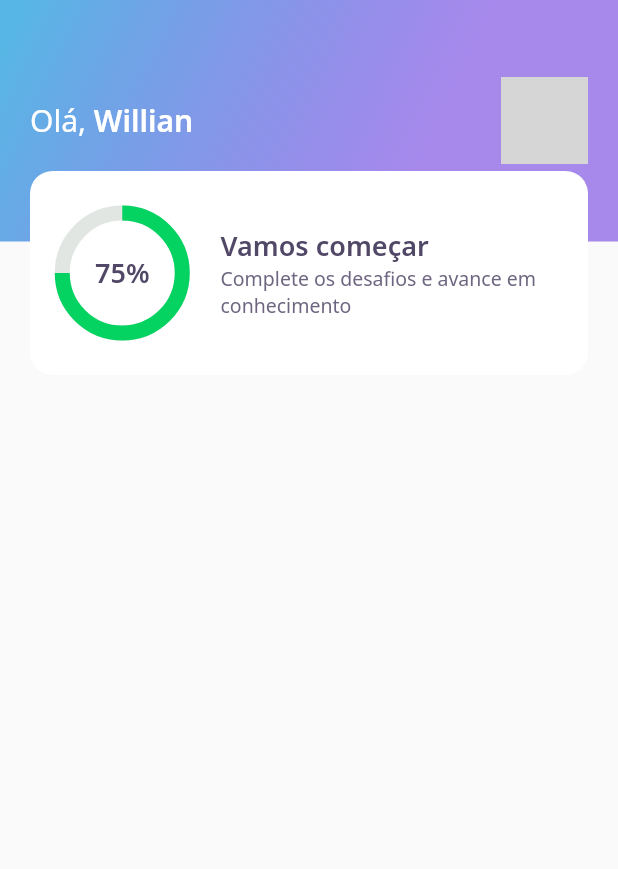
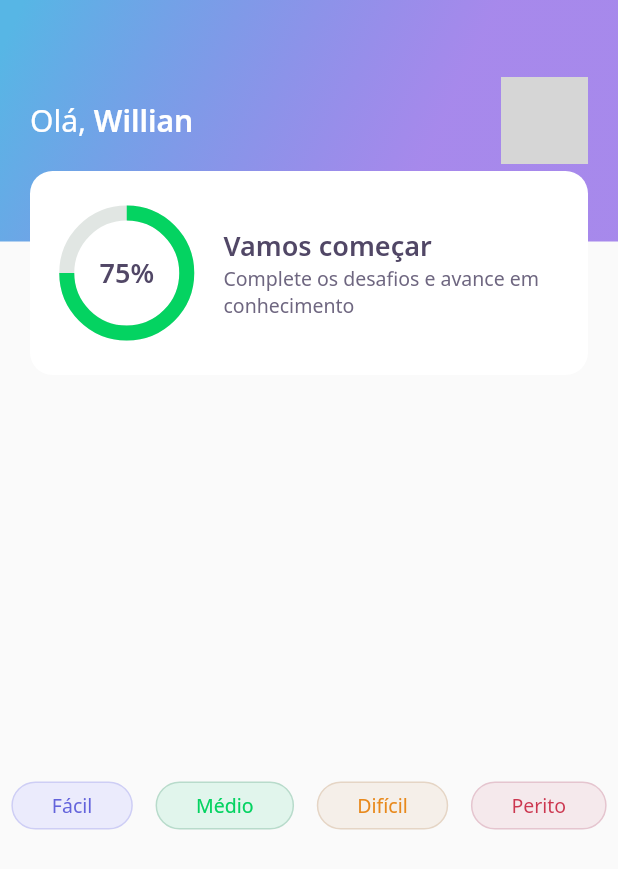
Before and after one commit to AnalogicAllergy/nlw5, a Flutter app: the screen it shows after launch, on a phone screen of 412 x 824 dp. Shown: the top 869 px of the screen. Run offline on Flutter 3.47's test engine with Material 2 defaults, Android fonts, the phone set to English and light mode, and no system bars; our stand-ins replace google_fonts; network calls fail; grey boxes are pictures that could not be loaded.

Commit message:
make buttons render colors based in the label passed via parameter

```diff
--- a/lib/home/home_page.dart
+++ b/lib/home/home_page.dart
@@ -1,4 +1,5 @@
-import 'package:devquiz/widgets/widgets.dart';
+import 'package:devquiz/home/widgets/level_button/level_button_widget.dart';
+import 'package:devquiz/home/widgets/widgets.dart';
 import 'package:flutter/material.dart';
 
 class HomePage extends StatefulWidget {
@@ -9,6 +10,26 @@ class HomePage extends StatefulWidget {
 class _HomePageState extends State<HomePage> {
   @override
   Widget build(BuildContext context) {
-    return Scaffold(appBar: AppBarWidget());
+    return Scaffold(
+      appBar: AppBarWidget(),
+      body: Center(
+          child: Row(
+        mainAxisAlignment: MainAxisAlignment.spaceAround,
+        children: [
+          LevelButtonWidget(
+            label: "Fácil",
+          ),
+          LevelButtonWidget(
+            label: "Médio",
+          ),
+          LevelButtonWidget(
+            label: "Difícil",
+          ),
+          LevelButtonWidget(
+            label: "Perito",
+          ),
+        ],
+      )),
+    );
   }
 }
--- a/lib/widgets/app_bar/app_bar.dart
+++ b/lib/home/widgets/app_bar/app_bar.dart
@@ -1,5 +1,5 @@
 import 'package:devquiz/core/core.dart';
-import 'package:devquiz/widgets/widgets.dart';
+import 'package:devquiz/home/widgets/widgets.dart';
 import 'package:flutter/material.dart';
 import 'package:flutter/widgets.dart';
 
--- /dev/null
+++ b/lib/home/widgets/level_button/level_button_widget.dart
@@ -0,0 +1,53 @@
+import 'package:devquiz/core/core.dart';
+import 'package:flutter/material.dart';
+import 'package:google_fonts/google_fonts.dart';
+
+class LevelButtonWidget extends StatelessWidget {
+  final String? label;
+
+  LevelButtonWidget({Key? key, @required this.label})
+      : assert(["Fácil", "Médio", "Difícil", "Perito"].contains(label)),
+        super(key: key);
+
+  final config = {
+    "Fácil": {
+      "color": AppColors.levelButtonFacil,
+      "borderColor": AppColors.levelButtonBorderFacil,
+      "fontColor": AppColors.levelButtonTextFacil,
+    },
+    "Médio": {
+      "color": AppColors.levelButtonMedio,
+      "borderColor": AppColors.levelButtonBorderMedio,
+      "fontColor": AppColors.levelButtonTextMedio,
+    },
+    "Difícil": {
+      "color": AppColors.levelButtonDificil,
+      "borderColor": AppColors.levelButtonBorderDificil,
+      "fontColor": AppColors.levelButtonTextDificil,
+    },
+    "Perito": {
+      "color": AppColors.levelButtonPerito,
+      "borderColor": AppColors.levelButtonBorderPerito,
+      "fontColor": AppColors.levelButtonTextPerito,
+    },
+  };
+  Color get color => config[label]!["color"]!;
+  Color get borderColor => config[label]!["borderColor"]!;
+  Color get fontColor => config[label]!["fontColor"]!;
+
+  @override
+  Widget build(BuildContext context) {
+    return Container(
+        child: Padding(
+          padding: EdgeInsets.symmetric(horizontal: 26, vertical: 6),
+          child: Text(
+            label!,
+            style: GoogleFonts.notoSans(color: fontColor, fontSize: 13),
+          ),
+        ),
+        decoration: BoxDecoration(
+            color: color,
+            border: Border.fromBorderSide(BorderSide(color: borderColor)),
+            borderRadius: BorderRadius.circular(28)));
+  }
+}
--- a/lib/widgets/score_card/score_card.dart
+++ b/lib/home/widgets/score_card/score_card.dart
@@ -1,6 +1,7 @@
 import 'package:devquiz/core/core.dart';
-import 'package:devquiz/widgets/widgets.dart';
 import 'package:flutter/material.dart';
+
+import '../widgets.dart';
 
 class ScoreCard extends StatefulWidget {
   @override
@@ -17,7 +18,7 @@ class _ScoreCardState extends State<ScoreCard> {
           decoration: BoxDecoration(
               color: AppColors.white, borderRadius: BorderRadius.circular(15)),
           child: Padding(
-            padding: EdgeInsets.symmetric(horizontal: 20),
+            padding: EdgeInsets.symmetric(horizontal: 24),
             child: Row(
               crossAxisAlignment: CrossAxisAlignment.center,
               children: [
```
Also changed, not shown: lib/home/widgets/chart/chart.dart (renamed from lib/widgets/chart/chart.dart), lib/home/widgets/widgets.dart (renamed from lib/widgets/widgets.dart).
